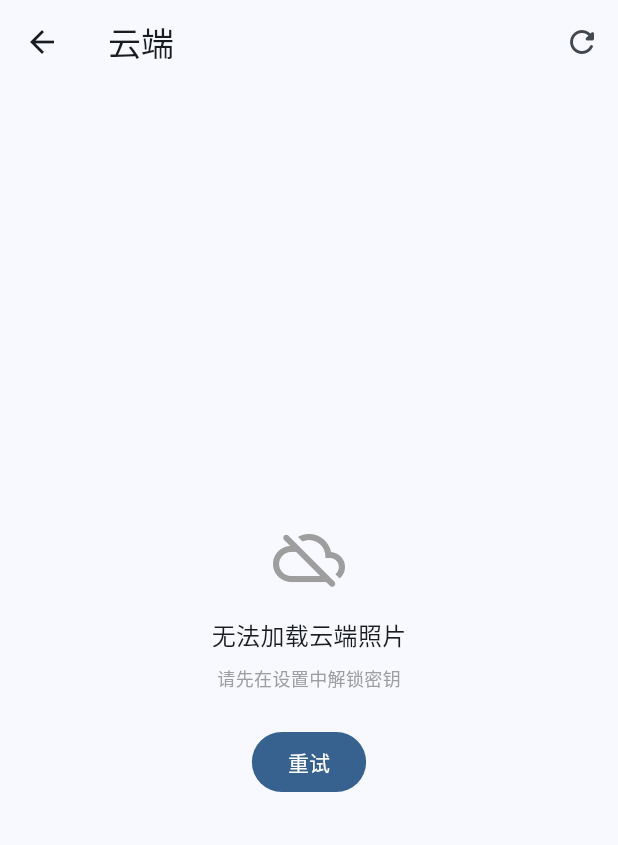
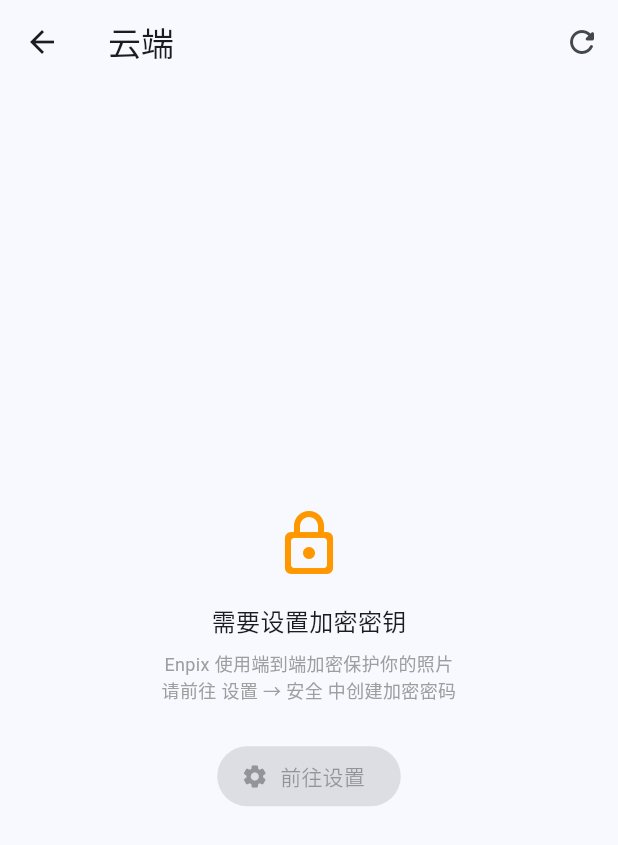
Before and after one commit to kungf/enpix, a Flutter app: the CloudGalleryScreen screen opened directly, on a phone screen of 412 x 824 dp. Shown: the top 845 px of the screen. Run offline on Flutter 3.47's test engine with Material 3 defaults, Android fonts, the phone set to English and light mode, and no system bars; our stand-ins replace dio, flutter_riverpod, flutter_secure_storage; missing offline and left inert: cryptography, photo_manager; accounts and stored records are empty.

Commit message:
feat: improve encryption key UX and settings layout
- Cloud gallery: clearer E2E encryption message when no key set
- Cloud gallery: '前往设置' button to switch to settings tab
- Settings: move security card to top of settings page
- Settings: emphasize E2E encryption in password setup dialog
- Settings: warn that forgetting password means losing photos
- Settings: add proper dispose for text controllers
- Remove unused key parameter from _card helper

```diff
--- a/lib/app.dart
+++ b/lib/app.dart
@@ -69,11 +69,10 @@ class _MainScreenState extends ConsumerState<MainScreen> {
   }
 
   List<Widget> get _screens {
-    // photo_manager only works on iOS/Android, fall back to placeholder on macOS
     final bool supportsPhotos = !kIsWeb && (defaultTargetPlatform == TargetPlatform.iOS || defaultTargetPlatform == TargetPlatform.android);
     return <Widget>[
       supportsPhotos ? const LocalGalleryScreen() : const _TabScreen(title: '本地', icon: Icons.photo_library_rounded, color: Colors.blue),
-      const CloudGalleryScreen(),
+      CloudGalleryScreen(onNavigateToSettings: () => setState(() => _currentIndex = 2)),
       const SettingsScreen(),
     ];
   }
--- a/lib/presentation/screens/cloud_gallery/cloud_gallery_screen.dart
+++ b/lib/presentation/screens/cloud_gallery/cloud_gallery_screen.dart
@@ -10,7 +10,9 @@ import '../../../domain/entities/storage_config.dart';
 
 /// Cloud photo browser — shows encrypted thumbnails from S3, grouped by day.
 class CloudGalleryScreen extends ConsumerStatefulWidget {
-  const CloudGalleryScreen({super.key});
+  final VoidCallback? onNavigateToSettings;
+
+  const CloudGalleryScreen({super.key, this.onNavigateToSettings});
 
   @override
   ConsumerState<CloudGalleryScreen> createState() => _CloudGalleryScreenState();
@@ -19,6 +21,7 @@ class CloudGalleryScreen extends ConsumerStatefulWidget {
 class _CloudGalleryScreenState extends ConsumerState<CloudGalleryScreen> {
   bool _loading = false;
   bool _error = false;
+  bool _needPassphrase = false;
   String _errorMsg = '';
   List<_CloudDaySection> _sections = [];
   String? _prefix;
@@ -45,7 +48,7 @@ class _CloudGalleryScreenState extends ConsumerState<CloudGalleryScreen> {
           setState(() {
             _loading = false;
             _error = true;
-            _errorMsg = '请先在设置中解锁密钥';
+            _needPassphrase = true;
           });
           return;
         }
@@ -209,7 +212,7 @@ class _CloudGalleryScreenState extends ConsumerState<CloudGalleryScreen> {
       if (!credService.isSessionActive) {
         if (mounted) {
           ScaffoldMessenger.of(context).showSnackBar(
-            const SnackBar(content: Text('请先在设置中解锁密钥')),
+            const SnackBar(content: Text('请先在设置中创建加密密码')),
           );
         }
         return;
@@ -283,13 +286,33 @@ class _CloudGalleryScreenState extends ConsumerState<CloudGalleryScreen> {
           child: Column(
             mainAxisSize: MainAxisSize.min,
             children: [
-              const Icon(Icons.cloud_off_rounded, size: 48, color: Colors.grey),
+              Icon(
+                _needPassphrase ? Icons.lock_outline_rounded : Icons.cloud_off_rounded,
+                size: 48,
+                color: _needPassphrase ? Colors.orange : Colors.grey,
+              ),
               const SizedBox(height: 16),
-              const Text('无法加载云端照片', style: TextStyle(fontSize: 16)),
+              Text(
+                _needPassphrase ? '需要设置加密密钥' : '无法加载云端照片',
+                style: const TextStyle(fontSize: 16),
+              ),
               const SizedBox(height: 8),
-              Text(_errorMsg, style: const TextStyle(color: Colors.grey, fontSize: 12)),
+              Text(
+                _needPassphrase
+                    ? 'Enpix 使用端到端加密保护你的照片\n请前往 设置 → 安全 中创建加密密码'
+                    : _errorMsg,
+                textAlign: TextAlign.center,
+                style: const TextStyle(color: Colors.grey, fontSize: 12),
+              ),
               const SizedBox(height: 24),
-              FilledButton(onPressed: _loadCloudThumbs, child: const Text('重试')),
+              if (_needPassphrase)
+                FilledButton.icon(
+                  onPressed: widget.onNavigateToSettings,
+                  icon: const Icon(Icons.settings_rounded, size: 18),
+                  label: const Text('前往设置'),
+                )
+              else
+                FilledButton(onPressed: _loadCloudThumbs, child: const Text('重试')),
             ],
           ),
         ),
--- a/lib/presentation/screens/settings/settings_screen.dart
+++ b/lib/presentation/screens/settings/settings_screen.dart
@@ -39,6 +39,13 @@ class _SettingsScreenState extends ConsumerState<SettingsScreen> {
     _loadState();
   }
 
+  @override
+  void dispose() {
+    _endpointCtrl.dispose(); _bucketCtrl.dispose(); _regionCtrl.dispose();
+    _accessKeyCtrl.dispose(); _secretKeyCtrl.dispose();
+    super.dispose();
+  }
+
   Future<void> _loadState() async {
     final hp = await _credService.hasPassphrase();
     final hc = await _credService.hasS3Credentials();
@@ -76,18 +83,17 @@ class _SettingsScreenState extends ConsumerState<SettingsScreen> {
   }
 
   @override
-  void dispose() {
-    _endpointCtrl.dispose(); _bucketCtrl.dispose(); _regionCtrl.dispose();
-    _accessKeyCtrl.dispose(); _secretKeyCtrl.dispose();
-    super.dispose();
-  }
-
-  @override
   Widget build(BuildContext context) {
     final t = Theme.of(context);
     return Scaffold(
       appBar: AppBar(title: const Text('设置'), centerTitle: false),
       body: ListView(padding: const EdgeInsets.symmetric(vertical: 8), children: [
+        _card(Icons.security_rounded, '安全', null, [
+          ListTile(leading: const Icon(Icons.key_rounded), title: const Text('加密算法'), subtitle: const Text('XChaCha20-Poly1305 + Argon2id + BLAKE2b')),
+          ListTile(leading: Icon(Icons.lock_rounded, color: _sessionActive ? Colors.green : Colors.grey), title: Text(_hasPassphrase ? '加密密钥' : '设置加密密码'), subtitle: Text(_sessionActive ? '已解锁' : (_hasPassphrase ? '已锁定' : '用于加密凭证和照片')),
+            trailing: _hasPassphrase ? Row(mainAxisSize: MainAxisSize.min, children: [FilledButton.tonal(onPressed: () => _unlock(context), child: const Text('解锁')), const SizedBox(width: 8), IconButton(icon: const Icon(Icons.delete_outline_rounded, size: 18), onPressed: _resetPw, tooltip: '重置')]) : FilledButton.tonal(onPressed: () => _setupPw(context), child: const Text('设置密码'))),
+          ListTile(leading: Icon(Icons.vpn_key_rounded, color: _hasS3Creds ? Colors.green : Colors.grey), title: const Text('S3 凭证'), subtitle: Text(_hasS3Creds ? '已加密存储' : '保存时自动用密码加密')),
+        ]),
         _card(Icons.cloud_upload_rounded, '上传配置', '仅上传拍摄时间超过阈值的照片，0 为不限', [
           SwitchListTile(title: const Text('上传阈值'), subtitle: Text(_uploadEnabled ? (_uploadDelayDays == 0 ? '不限' : '仅上传 ${_uploadDelayDays.toInt()} ${_uploadUnitHours ? "小时" : "天"}前拍摄的照片') : '已禁用'), value: _uploadEnabled, onChanged: (v) => setState(() => _uploadEnabled = v)),
           if (_uploadEnabled) Padding(padding: const EdgeInsets.symmetric(horizontal: 16), child: Column(children: [
@@ -116,12 +122,6 @@ class _SettingsScreenState extends ConsumerState<SettingsScreen> {
             const Spacer(), FilledButton.icon(onPressed: _saveS3Config, icon: const Icon(Icons.save_rounded, size: 18), label: const Text('保存')),
           ]),
         ]),
-        _card(Icons.security_rounded, '安全', null, [
-          ListTile(leading: const Icon(Icons.key_rounded), title: const Text('加密算法'), subtitle: const Text('XChaCha20-Poly1305 + Argon2id + BLAKE2b')),
-          ListTile(leading: Icon(Icons.lock_rounded, color: _sessionActive ? Colors.green : Colors.grey), title: Text(_hasPassphrase ? '加密密钥' : '设置加密密码'), subtitle: Text(_sessionActive ? '已解锁' : (_hasPassphrase ? '已锁定' : '用于加密凭证和照片')),
-            trailing: _hasPassphrase ? Row(mainAxisSize: MainAxisSize.min, children: [FilledButton.tonal(onPressed: () => _unlock(context), child: const Text('解锁')), const SizedBox(width: 8), IconButton(icon: const Icon(Icons.delete_outline_rounded, size: 18), onPressed: _resetPw, tooltip: '重置')]) : FilledButton.tonal(onPressed: () => _setupPw(context), child: const Text('设置密码'))),
-          ListTile(leading: Icon(Icons.vpn_key_rounded, color: _hasS3Creds ? Colors.green : Colors.grey), title: const Text('S3 凭证'), subtitle: Text(_hasS3Creds ? '已加密存储' : '保存时自动用密码加密')),
-        ]),
         _card(Icons.info_outline_rounded, '关于', null, [
           if (_hasPassphrase) FutureBuilder<String?>(future: _credService.getKekFingerprint(), builder: (_, s) => _row('KEK 指纹', s.data?.substring(0, 12) ?? '—', mono: true)),
           _row('版本', '0.1.0'), _row('加密', 'XChaCha20-Poly1305'), _row('密钥派生', 'Argon2id (64 MiB)'), _row('哈希', 'BLAKE2b-256'),
@@ -134,8 +134,25 @@ class _SettingsScreenState extends ConsumerState<SettingsScreen> {
   void _setupPw(BuildContext ctx) {
     final passwordCtrl = TextEditingController(), confirmCtrl = TextEditingController();
     var strength = _Strength.none;
-    showDialog(context: ctx, builder: (dialogContext) => StatefulBuilder(builder: (dialogContext, dialogSetState) => AlertDialog(title: const Text('设置加密密码'), content: Column(mainAxisSize: MainAxisSize.min, children: [
-      const Text('最短 8 位，用于加密凭证和照片。丢失后无法恢复。'), const SizedBox(height: 16),
+    showDialog(context: ctx, builder: (dialogContext) => StatefulBuilder(builder: (dialogContext, dialogSetState) => AlertDialog(title: const Text('设置加密密码'), content: Column(mainAxisSize: MainAxisSize.min, crossAxisAlignment: CrossAxisAlignment.start, children: [
+      Container(
+        padding: const EdgeInsets.all(12),
+        decoration: BoxDecoration(
+          color: Colors.orange.withAlpha(20),
+          borderRadius: BorderRadius.circular(8),
+          border: Border.all(color: Colors.orange.withAlpha(60)),
+        ),
+        child: const Row(children: [
+          Icon(Icons.shield_rounded, size: 20, color: Colors.orange),
+          SizedBox(width: 8),
+          Expanded(child: Text('端到端加密', style: TextStyle(fontWeight: FontWeight.w600, color: Colors.orange))),
+        ]),
+      ),
+      const SizedBox(height: 12),
+      const Text('你的照片会在上传前加密，服务器无法查看内容。此密码用于加密和解密你的照片及凭证。', style: TextStyle(fontSize: 13)),
+      const SizedBox(height: 8),
+      const Text('⚠️ 请牢记此密码。忘记密码将无法解密照片，且无法恢复。', style: TextStyle(fontSize: 13, fontWeight: FontWeight.w500, color: Colors.red)),
+      const SizedBox(height: 16),
       TextField(controller: passwordCtrl, obscureText: true, decoration: const InputDecoration(labelText: '密码', hintText: '建议大小写字母+数字+符号', border: OutlineInputBorder()), onChanged: (_) => dialogSetState(() => strength = _calc(passwordCtrl.text))),
       _bar(strength), const SizedBox(height: 12),
       TextField(controller: confirmCtrl, obscureText: true, decoration: const InputDecoration(labelText: '确认密码', border: OutlineInputBorder())),
```
